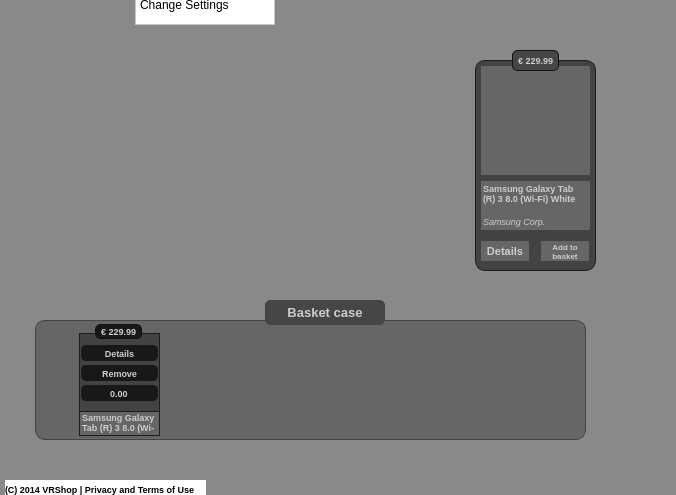
Old version of the form Dev/OSG/Src/ShopScene/libShoppingPlace/VRShoppingPlace_GUI.ui in the repository octaviansoldea/VRShop; both pictures show x 105 to 781 and y 160 to 655 of the 1135 by 949 pixel window.
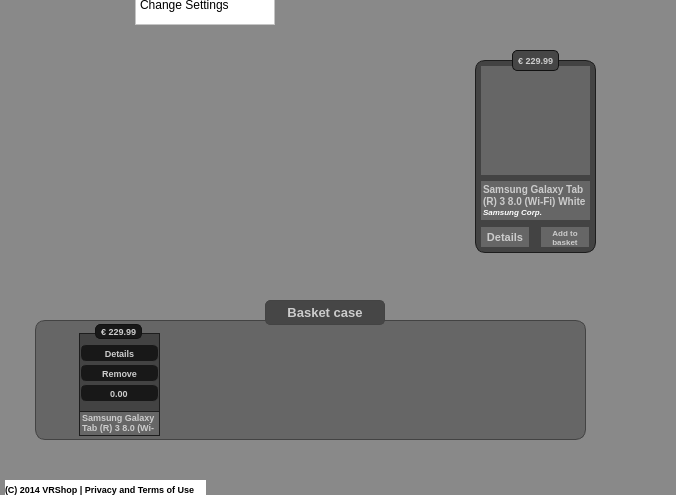
New version of the form. Icons and pictures are not drawn. Custom widgets are drawn as their Qt base class.

Patch:
```diff
--- a/Dev/OSG/Src/ShopScene/libShoppingPlace/VRShoppingPlace_GUI.ui
+++ b/Dev/OSG/Src/ShopScene/libShoppingPlace/VRShoppingPlace_GUI.ui
@@ -827,7 +827,7 @@
         <property name="frameShadow">
          <enum>QFrame::Raised</enum>
         </property>
-        <widget class="QLabel" name="m_pLabelProductInterfaceInfo">
+        <widget class="QLabel" name="m_pLabelProductInfo">
          <property name="geometry">
           <rect>
            <x>1</x>
@@ -1216,7 +1216,7 @@
          <x>580</x>
          <y>220</y>
          <width>121</width>
-         <height>211</height>
+         <height>193</height>
         </rect>
        </property>
        <property name="styleSheet">
@@ -1263,7 +1263,7 @@
         <property name="geometry">
          <rect>
           <x>5</x>
-          <y>180</y>
+          <y>166</y>
           <width>50</width>
           <height>22</height>
          </rect>
@@ -1316,7 +1316,7 @@
         <property name="geometry">
          <rect>
           <x>65</x>
-          <y>180</y>
+          <y>166</y>
           <width>50</width>
           <height>22</height>
          </rect>
@@ -1370,13 +1370,13 @@
          <bool>true</bool>
         </property>
        </widget>
-       <widget class="QLabel" name="m_pLabelproductInterfaceInfo">
+       <widget class="QLabel" name="m_pLabelProductInterfaceInfo">
         <property name="geometry">
          <rect>
           <x>5</x>
           <y>120</y>
           <width>111</width>
-          <height>51</height>
+          <height>41</height>
          </rect>
         </property>
         <property name="font">
@@ -1401,7 +1401,7 @@
 }</string>
         </property>
         <property name="text">
-         <string>&lt;html&gt;&lt;head/&gt;&lt;body&gt;&lt;p&gt;Samsung Galaxy Tab (R) 3 8.0 (Wi-Fi) White &lt;/p&gt;&lt;span style=&quot; font-weight:400; font-style:italic;&quot;&gt;Samsung Corp.&lt;/span&gt;&lt;/p&gt;&lt;/body&gt;&lt;/html&gt;</string>
+         <string>&lt;html&gt;&lt;head/&gt;&lt;body&gt;&lt;span style=&quot; font-size:10px; font-style:bold;&quot;&gt;Samsung Galaxy Tab (R) 3 8.0 (Wi-Fi) White &lt;/span&gt;&lt;br&gt;&lt;span style=&quot;font-size:8px; font-style:italic;color:white;&quot;&gt;Samsung Corp.&lt;/span&gt;&lt;/br&gt;&lt;/body&gt;&lt;/html&gt;</string>
         </property>
         <property name="alignment">
          <set>Qt::AlignLeading|Qt::AlignLeft|Qt::AlignTop</set>
```
Left out of the diff: 14 changed lines with no effect on the pictures.
